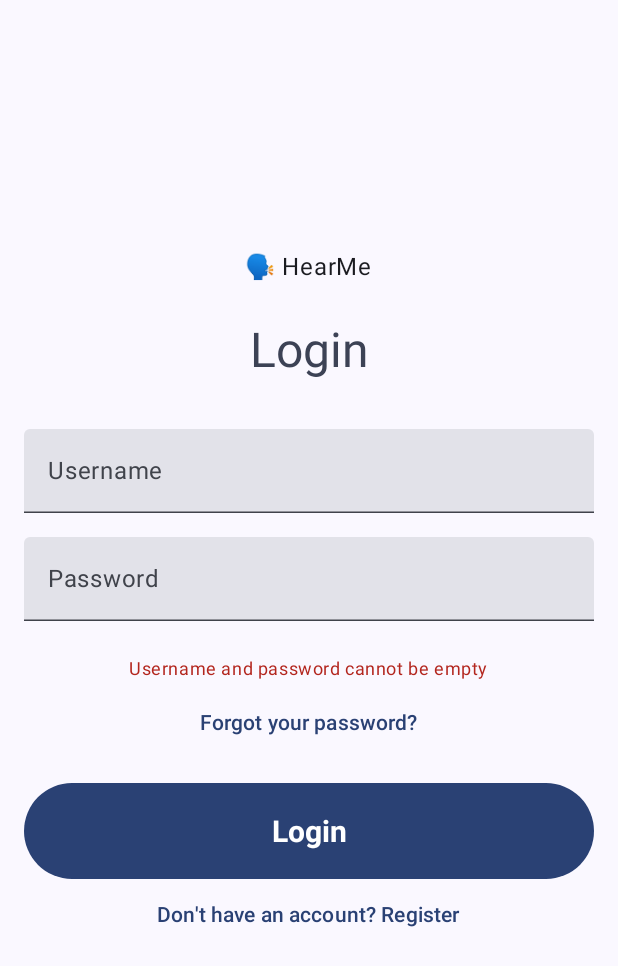
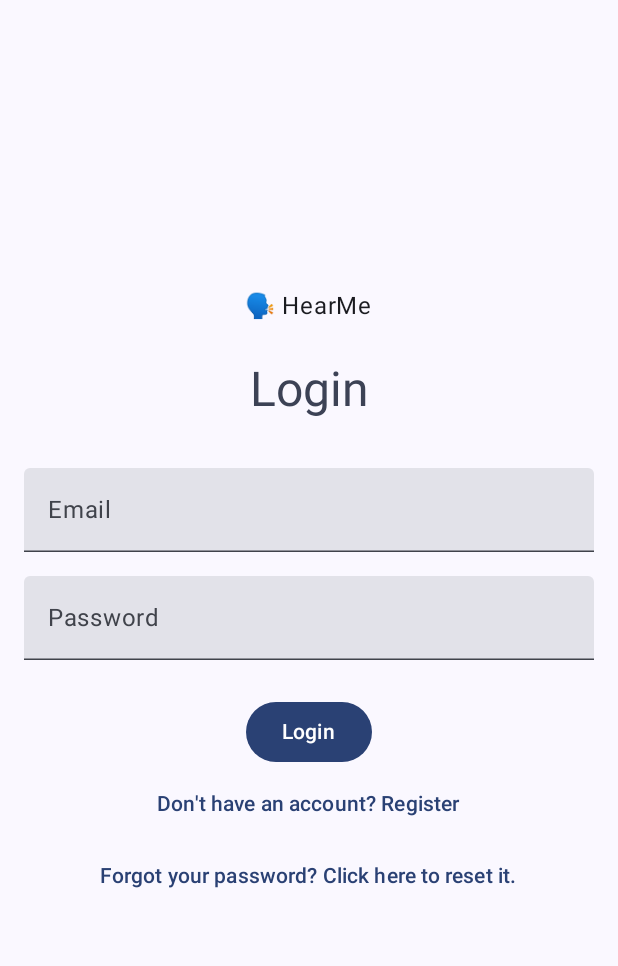
Before and after one commit to darsay8/HearMeApp, an Android app built with Jetpack Compose: the screen it shows after launch (MainActivity), after a tap on "Login", on a phone screen of 412 x 824 dp. Shown: the top 966 px of the screen. Run offline under Robolectric (Android 15) with nearby library versions, the phone set to English and light mode, and no system bars; our stand-ins replace Firebase (no records; nobody signed in at launch, a user with empty details on screens opened directly), livedata-compose; libraries missing offline, so code that uses them is left out: org.mindrot.jbcrypt.

Commit message:
firebase and message/auth viewmodels added

```diff
--- a/app/src/main/java/dev/rm/hearmeapp/MainActivity.kt
+++ b/app/src/main/java/dev/rm/hearmeapp/MainActivity.kt
@@ -4,26 +4,26 @@ import android.os.Bundle
 import androidx.activity.ComponentActivity
 import androidx.activity.compose.setContent
 import androidx.activity.enableEdgeToEdge
+import androidx.activity.viewModels
 import androidx.compose.foundation.layout.fillMaxSize
 import androidx.compose.foundation.layout.padding
 import androidx.compose.material3.Scaffold
 import androidx.compose.material3.Surface
-import androidx.compose.material3.Text
-import androidx.compose.runtime.Composable
 import androidx.compose.ui.Modifier
-import androidx.compose.ui.tooling.preview.Preview
 import dev.rm.hearmeapp.ui.navigation.AppNavigation
 import dev.rm.hearmeapp.ui.theme.HearMeAppTheme
+import dev.rm.hearmeapp.vm.AuthViewModel
 
 class MainActivity : ComponentActivity() {
     override fun onCreate(savedInstanceState: Bundle?) {
         super.onCreate(savedInstanceState)
         enableEdgeToEdge()
+        val authViewModel : AuthViewModel by viewModels()
         setContent {
             HearMeAppTheme {
                 Scaffold(modifier = Modifier.fillMaxSize()) { innerPadding ->
                     Surface(modifier = Modifier.padding(innerPadding)) {
-                        AppNavigation()
+                        AppNavigation(authViewModel)
                     }
                 }
             }
--- /dev/null
+++ b/app/src/main/java/dev/rm/hearmeapp/data/model/Message.kt
@@ -0,0 +1,6 @@
+package dev.rm.hearmeapp.data.model
+
+data class Message(
+    val userId: String = "",
+    val text: String = ""
+)
--- a/app/src/main/java/dev/rm/hearmeapp/data/model/User.kt
+++ b/app/src/main/java/dev/rm/hearmeapp/data/model/User.kt
@@ -3,5 +3,5 @@ package dev.rm.hearmeapp.data.model
 data class User(
     val username: String,
     val email: String,
-    val password: String
+    val password: String,
 )
--- a/app/src/main/java/dev/rm/hearmeapp/ui/navigation/AppNavigation.kt
+++ b/app/src/main/java/dev/rm/hearmeapp/ui/navigation/AppNavigation.kt
@@ -1,6 +1,7 @@
 package dev.rm.hearmeapp.ui.navigation
 
 import androidx.compose.runtime.Composable
+import androidx.compose.ui.Modifier
 import androidx.navigation.compose.NavHost
 import androidx.navigation.compose.composable
 import androidx.navigation.compose.rememberNavController
@@ -8,15 +9,24 @@ import dev.rm.hearmeapp.ui.screens.HomeScreen
 import dev.rm.hearmeapp.ui.screens.LoginScreen
 import dev.rm.hearmeapp.ui.screens.PasswordRecoveryScreen
 import dev.rm.hearmeapp.ui.screens.RegisterScreen
+import dev.rm.hearmeapp.vm.AuthViewModel
 
 @Composable
-fun AppNavigation() {
+fun AppNavigation(authViewModel: AuthViewModel) {
     val navController = rememberNavController()
 
-    NavHost(navController = navController, startDestination = "login"){
-        composable("home") { HomeScreen(navController = navController) }
-        composable("login") { LoginScreen(navController = navController) }
-        composable("register") { RegisterScreen(navController = navController) }
-        composable("password_recovery") { PasswordRecoveryScreen(navController = navController)  }
-    }
+    NavHost(navController = navController, startDestination = "login", builder = {
+        composable("home") {
+            HomeScreen(navController, authViewModel)
+        }
+        composable("login") {
+            LoginScreen(navController, authViewModel)
+        }
+        composable("register") {
+            RegisterScreen(navController, authViewModel)
+        }
+        composable("password_recovery") {
+            PasswordRecoveryScreen(navController, authViewModel)
+        }
+    })
 }
--- a/app/src/main/java/dev/rm/hearmeapp/ui/screens/LoginScreen.kt
+++ b/app/src/main/java/dev/rm/hearmeapp/ui/screens/LoginScreen.kt
@@ -1,46 +1,47 @@
 package dev.rm.hearmeapp.ui.screens
 
-import androidx.compose.foundation.layout.Arrangement
-import androidx.compose.foundation.layout.Column
-import androidx.compose.foundation.layout.Spacer
-import androidx.compose.foundation.layout.fillMaxSize
-import androidx.compose.foundation.layout.fillMaxWidth
-import androidx.compose.foundation.layout.height
-import androidx.compose.foundation.layout.padding
-import androidx.compose.foundation.layout.size
-import androidx.compose.foundation.layout.width
+import android.widget.Toast
+
+import androidx.compose.foundation.layout.*
 import androidx.compose.foundation.text.KeyboardOptions
-import androidx.compose.material3.Button
-import androidx.compose.material3.CircularProgressIndicator
-import androidx.compose.material3.MaterialTheme
-import androidx.compose.material3.Text
-import androidx.compose.material3.TextButton
-import androidx.compose.material3.TextField
-import androidx.compose.runtime.Composable
-import androidx.compose.runtime.getValue
-import androidx.compose.runtime.mutableStateOf
-import androidx.compose.runtime.remember
-import androidx.compose.runtime.setValue
+import androidx.compose.material3.*
+import androidx.compose.runtime.*
+import androidx.compose.runtime.livedata.observeAsState
 import androidx.compose.ui.Alignment
 import androidx.compose.ui.Modifier
+import androidx.compose.ui.platform.LocalContext
 import androidx.compose.ui.platform.LocalSoftwareKeyboardController
-import androidx.compose.ui.text.TextStyle
-import androidx.compose.ui.text.font.FontWeight
 import androidx.compose.ui.text.input.ImeAction
 import androidx.compose.ui.text.input.PasswordVisualTransformation
 import androidx.compose.ui.unit.dp
-import androidx.compose.ui.unit.sp
 import androidx.navigation.NavController
-import dev.rm.hearmeapp.data.repository.UserRepository
+
+import dev.rm.hearmeapp.vm.AuthState
+import dev.rm.hearmeapp.vm.AuthViewModel
 
 @Composable
-fun LoginScreen(navController: NavController) {
-    var username by remember { mutableStateOf("") }
+fun LoginScreen(
+    navController: NavController,
+    authViewModel: AuthViewModel
+) {
+    var email by remember { mutableStateOf("") }
     var password by remember { mutableStateOf("") }
-    var isLoading by remember { mutableStateOf(false) }
-    var errorMessage by remember { mutableStateOf<String?>(null) }
 
+    val authState = authViewModel.authState.observeAsState()
+    val context = LocalContext.current
     val keyboardController = LocalSoftwareKeyboardController.current
+
+    LaunchedEffect(authState.value) {
+        when (authState.value) {
+            is AuthState.Authenticated -> navController.navigate("home")
+            is AuthState.Error -> Toast.makeText(
+                context,
+                (authState.value as AuthState.Error).message, Toast.LENGTH_SHORT
+            ).show()
+
+            else -> Unit
+        }
+    }
 
     Column(
         modifier = Modifier
@@ -49,7 +50,6 @@ fun LoginScreen(navController: NavController) {
         horizontalAlignment = Alignment.CenterHorizontally,
         verticalArrangement = Arrangement.Center
     ) {
-
         Text(text = "🗣️ HearMe")
 
         Spacer(modifier = Modifier.height(24.dp))
@@ -63,9 +63,9 @@ fun LoginScreen(navController: NavController) {
         Spacer(modifier = Modifier.height(32.dp))
 
         TextField(
-            value = username,
-            onValueChange = { username = it },
-            label = { Text("Username") },
+            value = email,
+            onValueChange = { email = it },
+            label = { Text("Email") },
             singleLine = true,
             keyboardOptions = KeyboardOptions.Default.copy(
                 imeAction = ImeAction.Next
@@ -89,71 +89,13 @@ fun LoginScreen(navController: NavController) {
 
         Spacer(modifier = Modifier.height(24.dp))
 
-        if (errorMessage != null) {
-            Column(
-                horizontalAlignment = Alignment.CenterHorizontally
-            ) {
-                Text(
-                    text = errorMessage!!,
-                    color = MaterialTheme.colorScheme.error,
-                    style = MaterialTheme.typography.bodySmall
-                )
-
-                Spacer(modifier = Modifier.height(4.dp))
-
-                TextButton(
-                    onClick = { navController.navigate("password_recovery") },
-                ) {
-                    Text("Forgot your password?")
-                }
-            }
-
-            Spacer(modifier = Modifier.height(16.dp))
-        }
-
-
         Button(
             onClick = {
-                if (username.isEmpty() || password.isEmpty()) {
-                    errorMessage = "Username and password cannot be empty"
-                } else {
-                    isLoading = true
-                    val loginSuccess = UserRepository.authenticateUser(username, password)
-
-                    isLoading = false
-                    if (loginSuccess) {
-                        navController.navigate("home")
-                    } else {
-                        errorMessage = "Invalid username or password"
-                    }
-                }
-                keyboardController?.hide()
+                authViewModel.login(email, password)
             },
-            modifier = Modifier
-                .fillMaxWidth()
-                .height(64.dp),
-            enabled = !isLoading
+            enabled = authState.value != AuthState.Loading
         ) {
-            if (isLoading) {
-                CircularProgressIndicator(
-                    color = MaterialTheme.colorScheme.onPrimary,
-                    modifier = Modifier.size(16.dp)
-                )
-                Spacer(modifier = Modifier.width(8.dp))
-                Text(
-                    "Logging in...", style = TextStyle(
-                        fontSize = 20.sp,
-                        fontWeight = FontWeight.Bold
-                    )
-                )
-            } else {
-                Text(
-                    "Login", style = TextStyle(
-                        fontSize = 20.sp,
-                        fontWeight = FontWeight.Bold
-                    )
-                )
-            }
+            Text(text = "Login")
         }
 
         TextButton(
@@ -163,7 +105,14 @@ fun LoginScreen(navController: NavController) {
             Text("Don't have an account? Register")
         }
 
+        TextButton(
+            onClick = { navController.navigate("password_recovery") },
+            modifier = Modifier.fillMaxWidth()
+        ) {
+            Text("Forgot your password? Click here to reset it.")
+        }
+
         Spacer(modifier = Modifier.height(24.dp))
+    }
 
-    }
 }
--- a/app/src/main/java/dev/rm/hearmeapp/ui/screens/PasswordRecoveryScreen.kt
+++ b/app/src/main/java/dev/rm/hearmeapp/ui/screens/PasswordRecoveryScreen.kt
@@ -27,9 +27,13 @@ import androidx.compose.ui.platform.LocalSoftwareKeyboardController
 import androidx.compose.ui.text.input.ImeAction
 import androidx.compose.ui.unit.dp
 import androidx.navigation.NavController
+import dev.rm.hearmeapp.vm.AuthViewModel
 
 @Composable
-fun PasswordRecoveryScreen(navController: NavController) {
+fun PasswordRecoveryScreen(
+    navController: NavController,
+    authViewModel: AuthViewModel
+) {
     var email by remember { mutableStateOf("") }
     var isLoading by remember { mutableStateOf(false) }
     var message by remember { mutableStateOf<String?>(null) }
--- /dev/null
+++ b/app/src/main/java/dev/rm/hearmeapp/vm/AuthViewModel.kt
@@ -0,0 +1,75 @@
+package dev.rm.hearmeapp.vm
+
+import androidx.lifecycle.LiveData
+import androidx.lifecycle.MutableLiveData
+import androidx.lifecycle.ViewModel
+import dev.rm.hearmeapp.data.repository.UserRepository
+
+class AuthViewModel : ViewModel() {
+    private val userRepository = UserRepository()
+
+    private val _authState = MutableLiveData<AuthState>()
+    val authState: LiveData<AuthState> = _authState
+
+    init {
+        checkAuthStatus()
+    }
+
+    fun checkAuthStatus() {
+        if (userRepository.getCurrentUser() == null) {
+            _authState.value = AuthState.Unauthenticated
+        } else {
+            _authState.value = AuthState.Authenticated
+        }
+    }
+
+    fun register(username: String, email: String, password: String) {
+        if (email.isEmpty() || password.isEmpty()) {
+            _authState.value = AuthState.Error("Email or password can't be empty")
+            return
+        }
+        _authState.value = AuthState.Loading
+        userRepository.registerUser(username, email, password) { user, error ->
+            if (user != null) {
+                _authState.value = AuthState.Authenticated
+            } else {
+                _authState.value = AuthState.Error(error?.message ?: "Something went wrong")
+            }
+        }
+    }
+
+    fun login(email: String, password: String) {
+        if (email.isEmpty() || password.isEmpty()) {
+            _authState.value = AuthState.Error("Email or password can't be empty")
+            return
+        }
+        _authState.value = AuthState.Loading
+        userRepository.loginUser(email, password) { user, error ->
+            if (user != null) {
+                _authState.value = AuthState.Authenticated
+            } else {
+                _authState.value = AuthState.Error(error?.message ?: "Something went wrong")
+            }
+        }
+    }
+
+    fun logout() {
+        userRepository.logoutUser()
+        _authState.value = AuthState.Unauthenticated
+    }
+
+    fun getCurrentUserInfo(): Pair<String?, String?> {
+        val firebaseUser = userRepository.getCurrentUser()
+        val username = firebaseUser?.displayName ?: "User"
+        val email = firebaseUser?.email ?: "No Email"
+        return Pair(username, email)
+    }
+}
+
+sealed class AuthState {
+    object Authenticated : AuthState()
+    object Unauthenticated : AuthState()
+    object Loading : AuthState()
+    object SavedToDB : AuthState()
+    data class Error(val message: String) : AuthState()
+}
--- a/build.gradle.kts
+++ b/build.gradle.kts
@@ -2,4 +2,5 @@
 plugins {
     alias(libs.plugins.android.application) apply false
     alias(libs.plugins.jetbrains.kotlin.android) apply false
+    id("com.google.gms.google-services") version "4.4.2" apply false
 }
--- a/gradle/libs.versions.toml
+++ b/gradle/libs.versions.toml
@@ -11,6 +11,9 @@ composeBom = "2024.04.01"
 
 composeNavigation = "2.8.0-beta06"
 serialization = "1.6.3"
+googleGmsGoogleServices = "4.4.2"
+firebaseDatabase = "21.0.0"
+firebaseAuth = "23.0.0"
 
 [libraries]
 androidx-core-ktx = { group = "androidx.core", name = "core-ktx", version.ref = "coreKtx" }
@@ -30,9 +33,12 @@ androidx-material3 = { group = "androidx.compose.material3", name = "material3"
 
 navigation-compose = { module = "androidx.navigation:navigation-compose", version.ref = "composeNavigation" }
 kotlinx-serialization-json = { module = "org.jetbrains.kotlinx:kotlinx-serialization-json", version.ref = "serialization"}
+firebase-database = { group = "com.google.firebase", name = "firebase-database", version.ref = "firebaseDatabase" }
+firebase-auth = { group = "com.google.firebase", name = "firebase-auth", version.ref = "firebaseAuth" }
 
 [plugins]
 android-application = { id = "com.android.application", version.ref = "agp" }
 jetbrains-kotlin-android = { id = "org.jetbrains.kotlin.android", version.ref = "kotlin" }
 
 kotlin-serialization = { id = "org.jetbrains.kotlin.plugin.serialization", version.ref = "kotlin" }
+google-gms-google-services = { id = "com.google.gms.google-services", version.ref = "googleGmsGoogleServices" }
```
Also changed, not shown: app/build.gradle.kts (+12 -0 lines), app/src/main/java/dev/rm/hearmeapp/data/repository/MessageRepository.kt (added, +31 -0 lines), app/src/main/java/dev/rm/hearmeapp/data/repository/UserRepository.kt (+63 -23 lines), app/src/main/java/dev/rm/hearmeapp/ui/screens/HomeScreen.kt (+67 -27 lines), app/src/main/java/dev/rm/hearmeapp/ui/screens/RegisterScreen.kt (+39 -97 lines), app/src/main/java/dev/rm/hearmeapp/vm/MessageViewModel.kt (added, +30 -0 lines), 1 other file.
